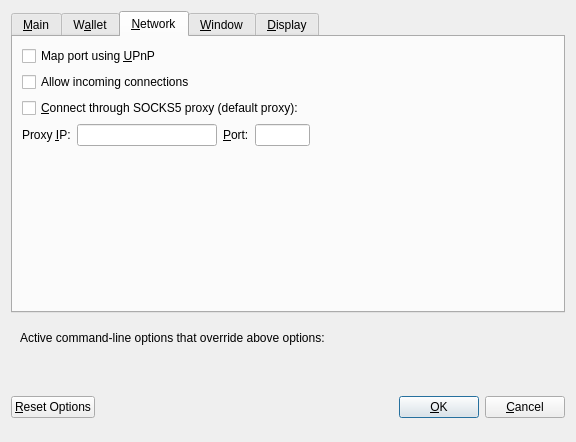
Qt form src/qt/forms/optionsdialog.ui (blocknetdx/blocknet) before a commit.
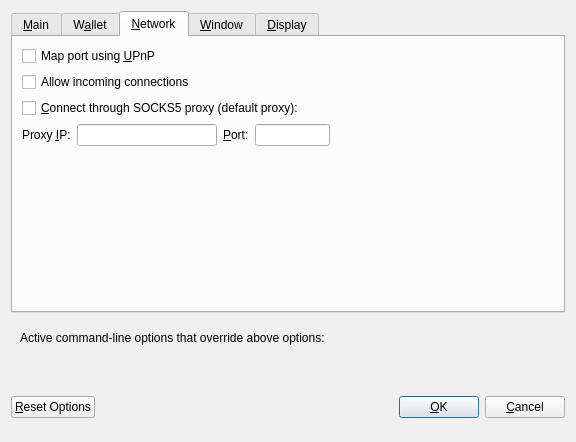
The same form after that commit. The open tabs and pages were chosen to show the change. Custom widgets are drawn as their Qt base class.

Patch:
```diff
--- a/src/qt/forms/optionsdialog.ui
+++ b/src/qt/forms/optionsdialog.ui
@@ -377,7 +377,7 @@
           <widget class="QLineEdit" name="proxyPort">
            <property name="minimumSize">
             <size>
-             <width>55</width>
+             <width>75</width>
              <height>0</height>
             </size>
            </property>
```
Left out of the diff: 2 changed lines with no effect on the pictures.
